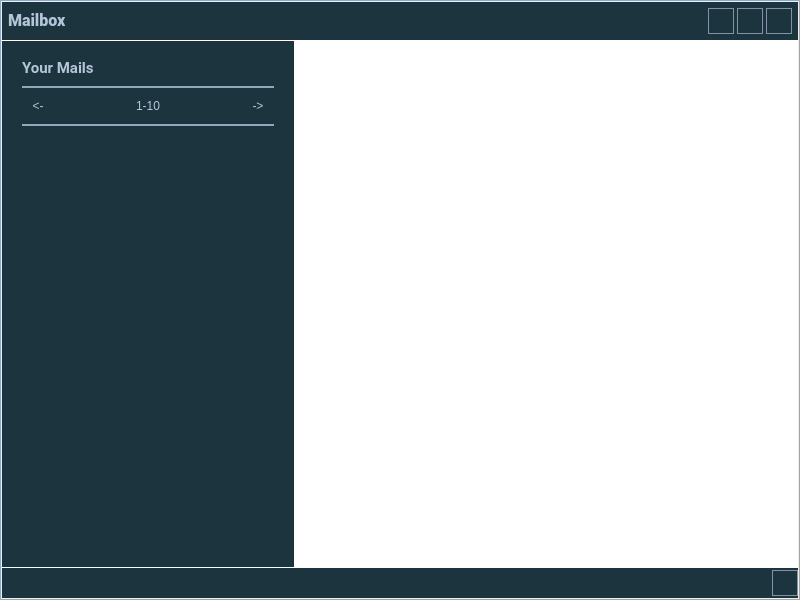
This is src/app/gui/forms/mailboxwindow.ui in botorabi/Meet4Eat-Desktop as Qt 5 draws it before an edit. The edited form follows.
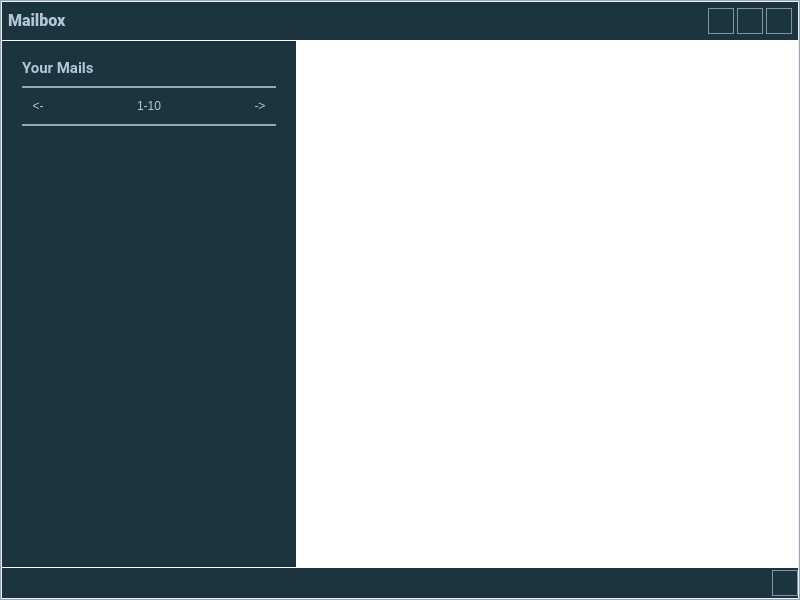
This is the edited form. Icons and pictures are not drawn. Custom widgets are drawn as their Qt base class.

Patch:
```diff
--- a/src/app/gui/forms/mailboxwindow.ui
+++ b/src/app/gui/forms/mailboxwindow.ui
@@ -282,7 +282,7 @@
               <widget class="QWidget" name="widgetMyMails" native="true">
                <property name="minimumSize">
                 <size>
-                 <width>250</width>
+                 <width>294</width>
                  <height>0</height>
                 </size>
                </property>
```
